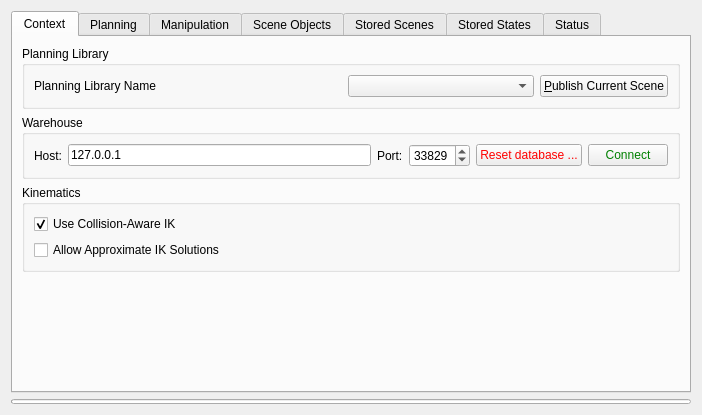
ros-gbp/moveit-release, file moveit_ros/visualization/motion_planning_rviz_plugin/src/ui/motion_planning_rviz_plugin_frame.ui: the form before one commit.
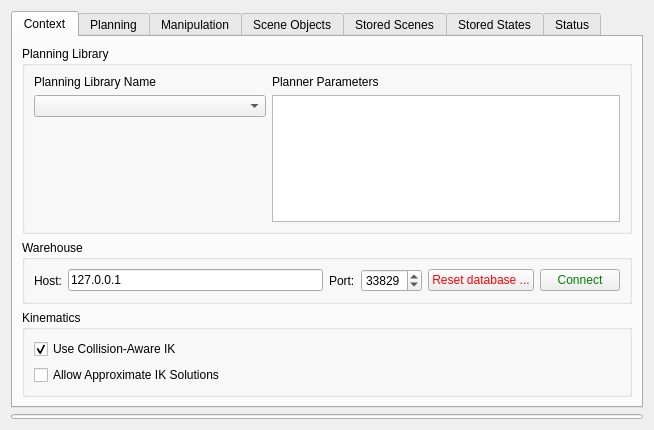
The form after the commit. The open tabs and pages were chosen to show the change. Custom widgets are drawn as their Qt base class.

Diff of the .ui file:
```diff
--- a/moveit_ros/visualization/motion_planning_rviz_plugin/src/ui/motion_planning_rviz_plugin_frame.ui
+++ b/moveit_ros/visualization/motion_planning_rviz_plugin/src/ui/motion_planning_rviz_plugin_frame.ui
@@ -6,6 +6,8 @@
    <rect>
     <x>0</x>
     <y>0</y>
+    <width>654</width>
+    <height>430</height>
     <width>702</width>
     <height>413</height>
    </rect>
@@ -38,31 +40,26 @@
          <property name="title">
           <string>Planning Library</string>
          </property>
-         <layout class="QHBoxLayout" name="horizontalLayout_8">
+         <layout class="QHBoxLayout" name="horizontalLayout_8" stretch="2,3">
+          <item>
+           <layout class="QVBoxLayout" name="verticalLayout_13">
           <item>
            <widget class="QLabel" name="library_label">
+              <property name="sizePolicy">
+               <sizepolicy hsizetype="MinimumExpanding" vsizetype="Preferred">
+                <horstretch>0</horstretch>
+                <verstretch>0</verstretch>
+               </sizepolicy>
+              </property>
             <property name="text">
              <string>Planning Library Name</string>
             </property>
            </widget>
           </item>
-          <item>
-           <spacer name="horizontalSpacer">
-            <property name="orientation">
-             <enum>Qt::Horizontal</enum>
-            </property>
-            <property name="sizeHint" stdset="0">
-             <size>
-              <width>40</width>
-              <height>20</height>
-             </size>
-            </property>
-           </spacer>
-          </item>
           <item>
            <widget class="QComboBox" name="planning_algorithm_combo_box">
             <property name="sizePolicy">
-             <sizepolicy hsizetype="MinimumExpanding" vsizetype="Fixed">
+               <sizepolicy hsizetype="MinimumExpanding" vsizetype="Preferred">
               <horstretch>0</horstretch>
               <verstretch>0</verstretch>
              </sizepolicy>
@@ -70,11 +67,43 @@
            </widget>
           </item>
           <item>
-           <widget class="QPushButton" name="publish_current_scene_button">
+             <spacer name="verticalSpacer_10">
+              <property name="orientation">
+               <enum>Qt::Vertical</enum>
+              </property>
+              <property name="sizeType">
+               <enum>QSizePolicy::Expanding</enum>
+              </property>
+              <property name="sizeHint" stdset="0">
+               <size>
+                <width>20</width>
+                <height>40</height>
+               </size>
+              </property>
+             </spacer>
+            </item>
+           </layout>
+          </item>
+          <item>
+           <layout class="QVBoxLayout" name="verticalLayout_14">
+            <item>
+             <widget class="QLabel" name="label_15">
             <property name="text">
-             <string>&amp;Publish Current Scene</string>
-            </property>
-           </widget>
+               <string>Planner Parameters</string>
+              </property>
+             </widget>
+            </item>
+            <item>
+             <widget class="moveit_rviz_plugin::MotionPlanningParamWidget" name="planner_param_treeview">
+              <property name="indentation">
+               <number>0</number>
+              </property>
+              <property name="rootIsDecorated">
+               <bool>false</bool>
+              </property>
+             </widget>
+            </item>
+           </layout>
           </item>
          </layout>
         </widget>
@@ -1133,6 +1162,19 @@
           <string>Scene Geometry</string>
          </property>
          <layout class="QHBoxLayout" name="horizontalLayout_14">
+          <item>
+           <widget class="QPushButton" name="publish_current_scene_button">
+            <property name="sizePolicy">
+             <sizepolicy hsizetype="MinimumExpanding" vsizetype="Preferred">
+              <horstretch>0</horstretch>
+              <verstretch>0</verstretch>
+             </sizepolicy>
+            </property>
+            <property name="text">
+             <string>&amp;Publish Scene</string>
+            </property>
+           </widget>
+          </item>
           <item>
            <spacer name="horizontalSpacer_2">
             <property name="orientation">
@@ -1598,6 +1640,13 @@
    </item>
   </layout>
  </widget>
+ <customwidgets>
+  <customwidget>
+   <class>moveit_rviz_plugin::MotionPlanningParamWidget</class>
+   <extends>QTreeView</extends>
+   <header location="global">moveit/motion_planning_rviz_plugin/motion_planning_param_widget.h</header>
+  </customwidget>
+ </customwidgets>
  <tabstops>
   <tabstop>tabWidget</tabstop>
   <tabstop>planning_algorithm_combo_box</tabstop>
```
Left out of the diff: 14 changed lines with no effect on the pictures. Lines whose indentation alone changed are shown as unchanged.
